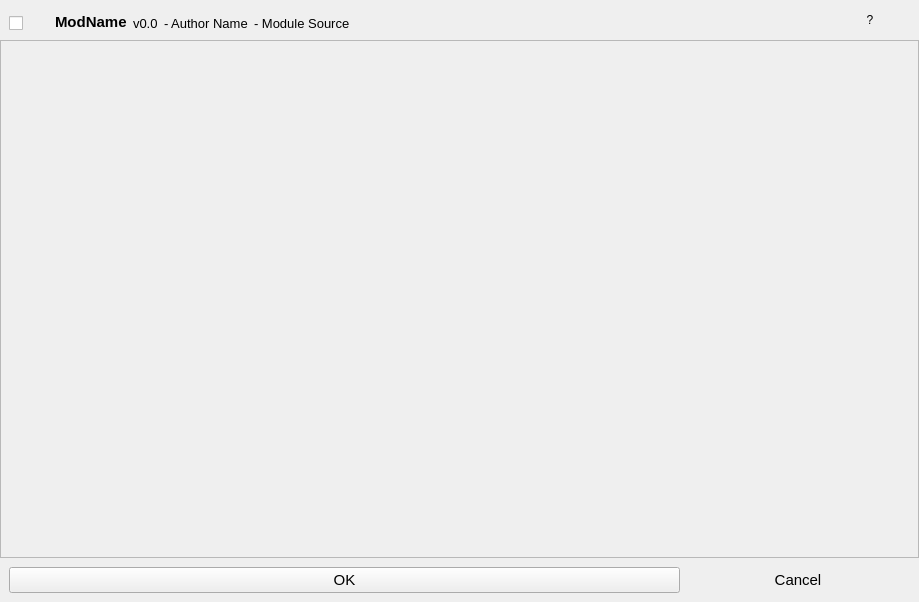
Old version of the form ui/a2widget/a2module_view.ui in the repository ewerybody/a2.
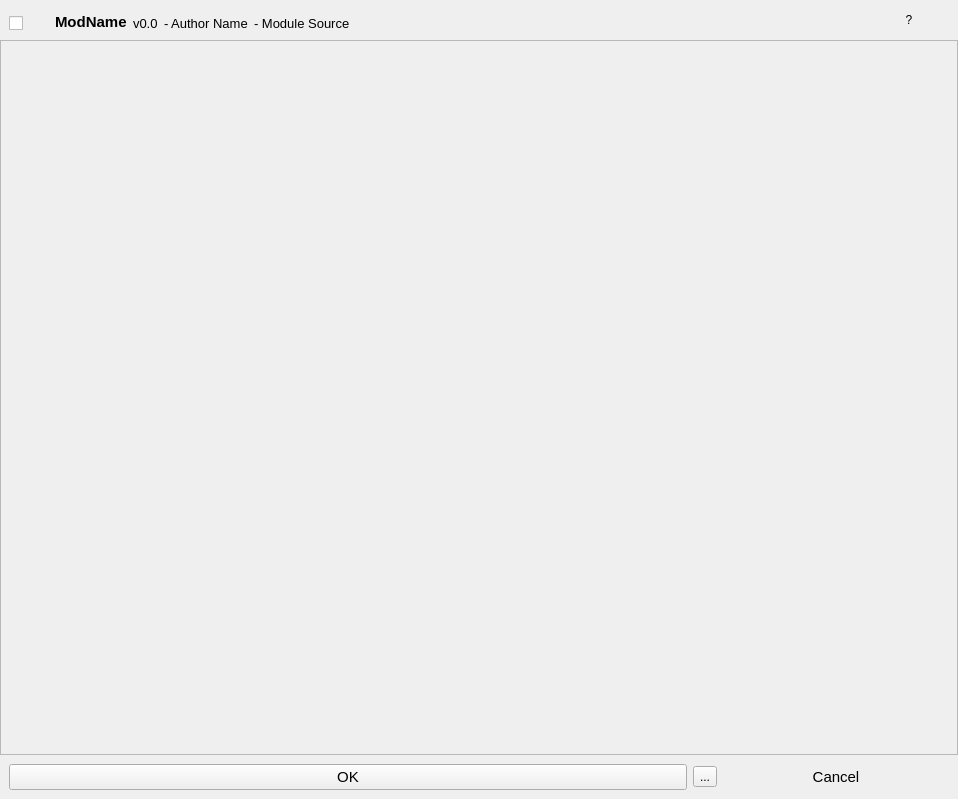
New version of the form.

Commit message:
OK/Cancel widget has new menu button
to be styled tho

Diff of the .ui file:
```diff
--- a/ui/a2widget/a2module_view.ui
+++ b/ui/a2widget/a2module_view.ui
@@ -6,8 +6,8 @@
    <rect>
     <x>0</x>
     <y>0</y>
-    <width>919</width>
-    <height>602</height>
+    <width>958</width>
+    <height>799</height>
    </rect>
   </property>
   <layout class="QVBoxLayout" name="A2ModuleViewLayout">
@@ -135,8 +135,8 @@
        <rect>
         <x>0</x>
         <y>0</y>
-        <width>917</width>
-        <height>495</height>
+        <width>956</width>
+        <height>692</height>
        </rect>
       </property>
       <layout class="QVBoxLayout" name="verticalLayout_4"/>
@@ -145,7 +145,7 @@
    </item>
    <item>
     <widget class="QWidget" name="a2edit_okcancel_widget" native="true">
-     <layout class="QHBoxLayout" name="a2edit_okcancel_layout" stretch="3,1">
+     <layout class="QHBoxLayout" name="a2edit_okcancel_layout" stretch="3,0,1">
       <item>
        <widget class="QPushButton" name="a2ok_button">
         <property name="font">
@@ -158,6 +158,13 @@
         </property>
        </widget>
       </item>
+      <item>
+       <widget class="QToolButton" name="a2edit_tool_button">
+        <property name="text">
+         <string>...</string>
+        </property>
+       </widget>
+      </item>
       <item>
        <widget class="QPushButton" name="a2cancel_button">
         <property name="sizePolicy">
```
The commit also changes 3 other files.
